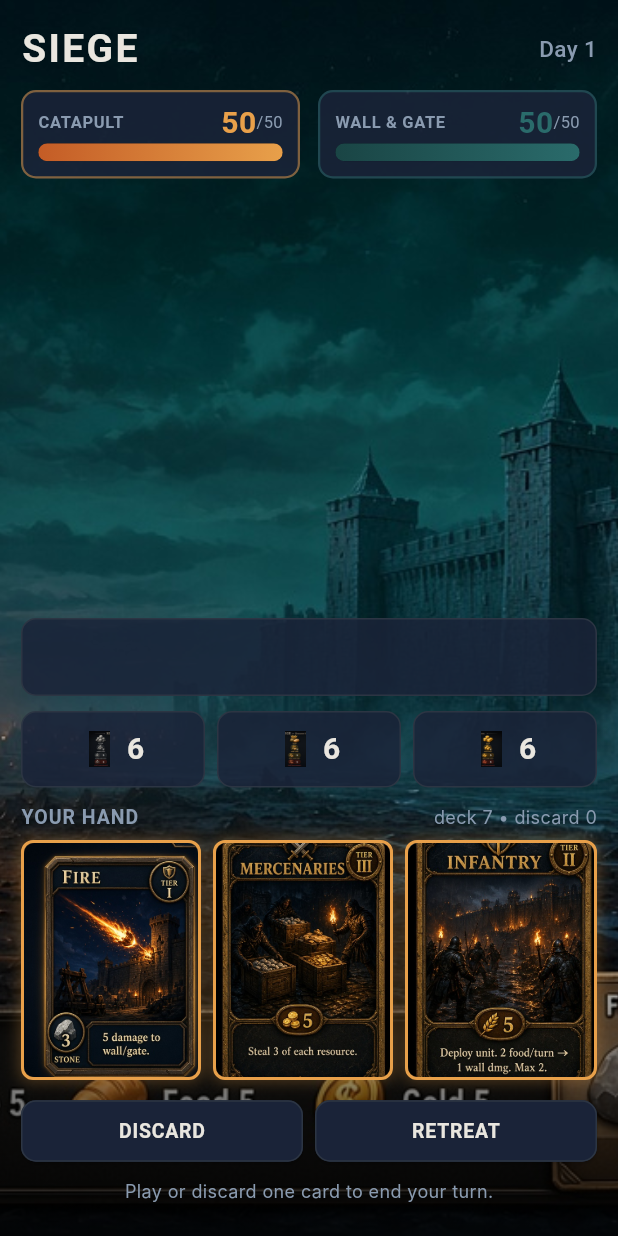
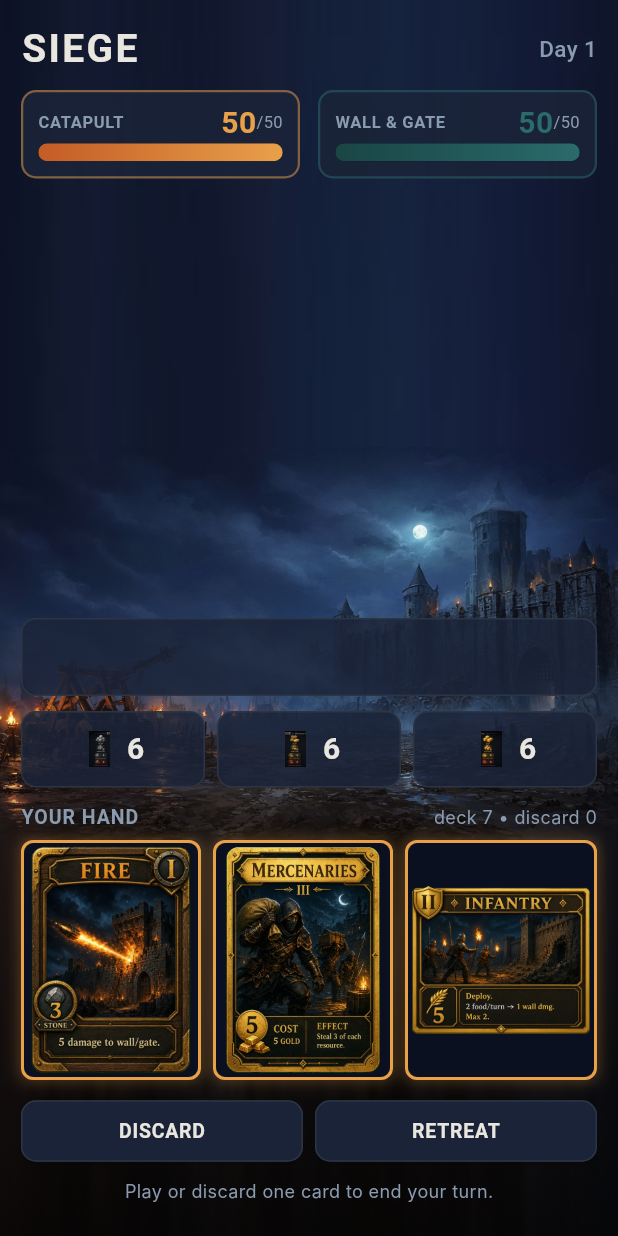
Before and after one commit to benedusi/castle-hero, a Flutter app: the screen it shows after launch, after a tap on "LAY SIEGE", on a phone screen of 412 x 824 dp. Run offline on Flutter 3.47's test engine with Material 3 defaults, Android fonts, the phone set to English and light mode, and no system bars; Roboto replaces fonts that are missing (Inter, Oswald).

Commit message:
Add production assets: 9:16 plates and attacker cards
Batch 1 production assets from Art:
- 2 battle plates (1080×1920 PNG): stage-calm-9x16, stage-pressure-9x16
- 7 attacker cards + back (RGBA PNG with alpha): fire, volley, infantry, fireball, mercenaries, cleanse-attacker, card-back

Changes:
- Created assets/art/production/{plates,cards}/ structure
- Updated pubspec.yaml to register production assets
- Battle screen now uses true 9:16 portrait plates instead of 16:9 composites
- Card widget updated to use production card PNGs with BoxFit.contain
- Cards have varying sizes (infantry is 768×640 wider) - contain handles this properly
- Pressure plate used for fire/late-game until dedicated fire plate arrives (batch 2)

Production assets supersede the landscape concept sheet slices.
Defender cards, icons, statuses, and nodes still using existing assets until batch 2.

Co-authored-by: Giovani <benedusi@users.noreply.github.com>

```diff
--- a/lib/ui/screens/battle_screen.dart
+++ b/lib/ui/screens/battle_screen.dart
@@ -47,17 +47,16 @@ class BattleScreen extends StatelessWidget {
 
   Widget _buildBattleContent(
       BuildContext context, GameController controller, GameState state) {
-    // Choose background based on game state
-    String backgroundAsset = 'assets/art/backgrounds/composite-battle-empty.jpg';
-    if (state.gateFire.isNotEmpty) {
-      backgroundAsset = 'assets/art/backgrounds/composite-battle-fire.jpg';
-    } else if (state.turn > 3) {
-      backgroundAsset = 'assets/art/backgrounds/composite-battle-midfight.jpg';
+    // Choose background based on game state - using production 9:16 plates
+    String backgroundAsset = 'assets/art/production/plates/stage-calm-9x16.png';
+    if (state.gateFire.isNotEmpty || state.turn > 5) {
+      // Use pressure plate for fire or later turns (dedicated fire plate coming in batch 2)
+      backgroundAsset = 'assets/art/production/plates/stage-pressure-9x16.png';
     }
 
     return Stack(
       children: [
-        // Full scene battle plate background (~70%+ of screen)
+        // Full-bleed 9:16 battle plate background
         Positioned.fill(
           child: Image.asset(
             backgroundAsset,
--- a/lib/ui/widgets/card_widget.dart
+++ b/lib/ui/widgets/card_widget.dart
@@ -15,20 +15,20 @@ class CardWidget extends StatelessWidget {
   });
 
   String _getCardAssetPath() {
-    // Map card enum to asset path
+    // Map card enum to production asset path
     switch (card.card) {
       case AttackerCard.fire:
-        return 'assets/art/cards/fire.png';
+        return 'assets/art/production/cards/card-fire.png';
       case AttackerCard.volley:
-        return 'assets/art/cards/volley.png';
+        return 'assets/art/production/cards/card-volley.png';
       case AttackerCard.infantry:
-        return 'assets/art/cards/infantry.png';
+        return 'assets/art/production/cards/card-infantry.png';
       case AttackerCard.fireball:
-        return 'assets/art/cards/fireball.png';
+        return 'assets/art/production/cards/card-fireball.png';
       case AttackerCard.mercenaries:
-        return 'assets/art/cards/mercenaries.png';
+        return 'assets/art/production/cards/card-mercenaries.png';
       case AttackerCard.cleanse:
-        return 'assets/art/cards/cleanse.png';
+        return 'assets/art/production/cards/card-cleanse-attacker.png';
     }
   }
 
@@ -58,13 +58,18 @@ class CardWidget extends StatelessWidget {
           ),
           child: ClipRRect(
             borderRadius: BorderRadius.circular(7),
+            child: Container(
+              color: SiegeTheme.background,
               child: Stack(
                 fit: StackFit.expand,
                 children: [
-                // Card art image
-                Image.asset(
+                  // Card art image - use contain for varying card sizes
+                  Padding(
+                    padding: const EdgeInsets.all(2.0),
+                    child: Image.asset(
                       _getCardAssetPath(),
-                  fit: BoxFit.cover,
+                      fit: BoxFit.contain, // Contain, not cover - cards have varying sizes
+                    ),
                   ),
                   // Unaffordable overlay
                   if (!canPlay)
@@ -76,6 +81,7 @@ class CardWidget extends StatelessWidget {
             ),
           ),
         ),
+      ),
     );
   }
 }
--- a/pubspec.yaml
+++ b/pubspec.yaml
@@ -64,6 +64,8 @@ flutter:
     - assets/art/backgrounds/
     - assets/art/ui/
     - assets/art/campaign/
+    - assets/art/production/plates/
+    - assets/art/production/cards/
 
   # An image asset can refer to one or more resolution-specific "variants", see
   # https://flutter.dev/to/resolution-aware-images
```
Also changed, not shown: assets/art/production/cards/card-back.png (added), assets/art/production/cards/card-cleanse-attacker.png (added), assets/art/production/cards/card-fire.png (added), assets/art/production/cards/card-fireball.png (added), assets/art/production/cards/card-infantry.png (added), assets/art/production/cards/card-mercenaries.png (added), assets/art/production/cards/card-volley.png (added), assets/art/production/plates/stage-calm-9x16.png (added), assets/art/production/plates/stage-pressure-9x16.png (added). Lines whose indentation alone changed are shown as unchanged.
